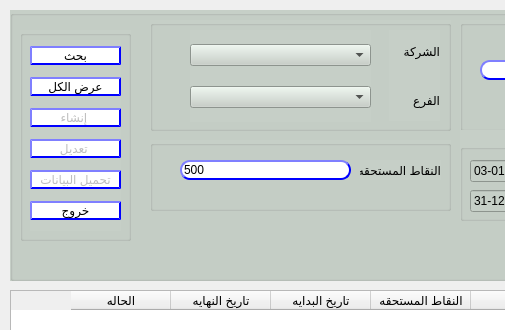
This is presentation/loyalty_ui/createModifyReedemItem.ui in shymaa123456/HyperPOS2020 as Qt 5 draws it before an edit; both pictures show x 0 to 505 and y 0 to 330 of the 790 by 571 pixel window. The edited form follows.
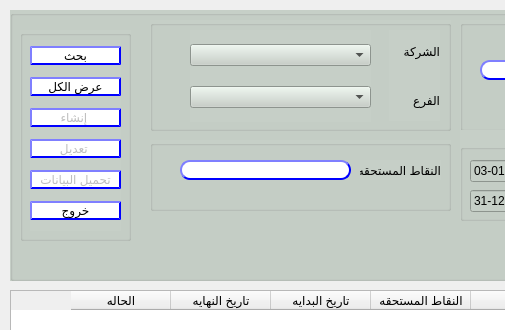
This is the edited form.

The edit to the form file:
```diff
--- a/presentation/loyalty_ui/createModifyReedemItem.ui
+++ b/presentation/loyalty_ui/createModifyReedemItem.ui
@@ -668,7 +668,7 @@
                                     </string>
      </property>
      <property name="text">
-      <string>500</string>
+      <string/>
      </property>
     </widget>
    </widget>
```
